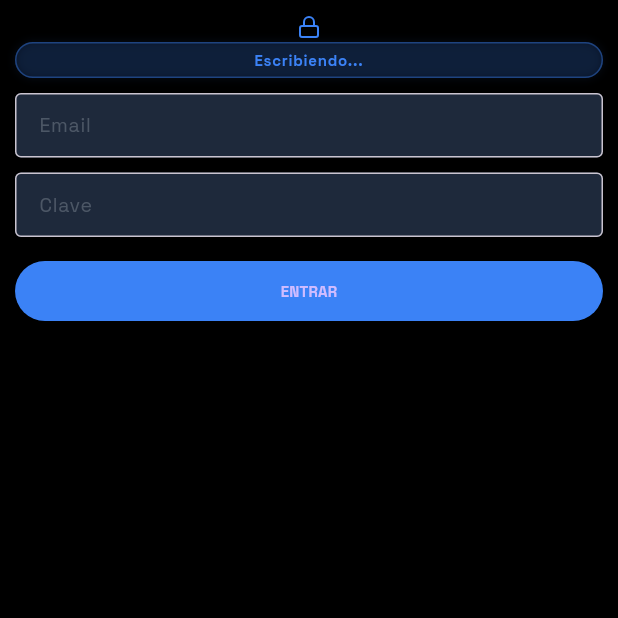
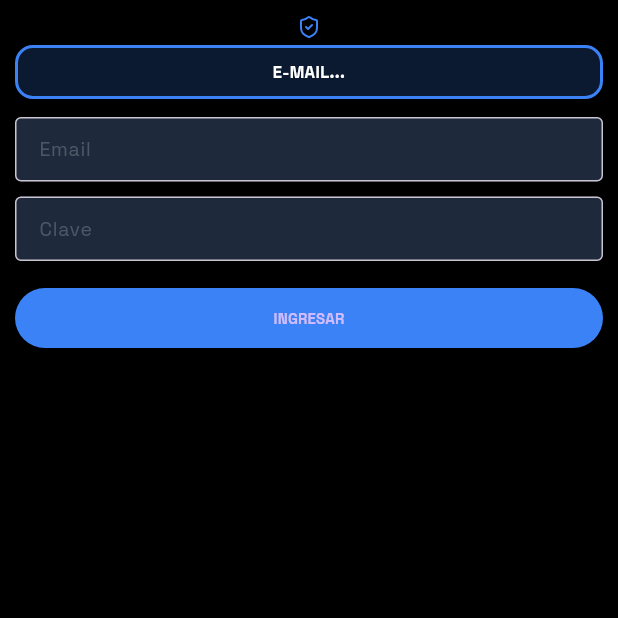
Before and after one commit to S3ndoH/contador_vueltas_app, a Flutter app: the WearLoginScreen screen opened directly, on a phone screen of 412 x 824 dp, the top half of it. Run offline on Flutter 3.47's test engine with Material 3 defaults, Android fonts, the phone set to English and light mode, and no system bars; our stand-ins replace cached_network_image, connectivity_plus, geolocator, google_fonts, image_picker, lucide_icons and 3 more; missing offline and left inert: wear_plus; accounts and stored records are empty; network calls fail.

Commit message:
fix(wear): implement v12 'Key Swapper' strategy (Identity Rotation)
- Uses GlobalKeys to maintain TextField identity/IME connection.
- Uses dynamic ValueKey for Scaffold body to force total tree disposal/recreation on each keystroke.
- Simplified layout to minimize compositor overhead.
- Maintained HapticFeedback.vibrate() for high-priority kernel interrupts.

```diff
--- a/lib/screens/wear/wear_login.dart
+++ b/lib/screens/wear/wear_login.dart
@@ -17,32 +17,33 @@ class _WearLoginScreenState extends State<WearLoginScreen> with SingleTickerProv
   final _passwordController = TextEditingController();
   final _emailFocus = FocusNode();
   final _passwordFocus = FocusNode();
+
+  // GLOBAL KEYS: Para mantener la conexión con el teclado (IME) a pesar de destruir el árbol
+  final _emailKey = GlobalKey(debugLabel: 'email_field');
+  final _passwordKey = GlobalKey(debugLabel: 'password_field');
+
   bool _isLoading = false;
-  late AnimationController _nuclearController;
+  int _charCount = 0;
 
   @override
   void initState() {
     super.initState();
-    // NUCLEAR TICKER: 60fps perpetuos para invalidar cualquier cache de frames del OS
-    _nuclearController = AnimationController(
-      vsync: this,
-      duration: const Duration(seconds: 1),
-    )..repeat();
-
     _emailController.addListener(_onTextChanged);
     _passwordController.addListener(_onTextChanged);
   }
 
   void _onTextChanged() {
     if (mounted) {
-      // VIBRACIÓN NUCLEAR: Despierta el kernel de Android
+      // VIBRACIÓN FUERTE: Despierta el kernel
       HapticFeedback.vibrate();
+      setState(() {
+        _charCount = _emailController.text.length + _passwordController.text.length;
+      });
     }
   }
 
   @override
   void dispose() {
-    _nuclearController.dispose();
     _emailController.dispose();
     _passwordController.dispose();
     _emailFocus.dispose();
@@ -76,60 +77,55 @@ class _WearLoginScreenState extends State<WearLoginScreen> with SingleTickerProv
 
   @override
   Widget build(BuildContext context) {
+    // CAMBIO DE IDENTIDAD TOTAL: La key del body cambia en cada letra
+    // Esto obliga a Flutter a hacer 'dispose' y 'init' de toda la rama
+    final bodyKey = ValueKey('nuclear_v12_$_charCount');
+
     return Scaffold(
       backgroundColor: Colors.black,
       resizeToAvoidBottomInset: false,
-      // RECONSTRUCTOR NUCLEAR: Obliga a Flutter a Re-construir la pantalla en cada frame
-      body: AnimatedBuilder(
-        animation: Listenable.merge([_nuclearController, _emailController, _passwordController]),
-        builder: (context, child) {
-          return Stack(
-            children: [
-              SafeArea(
+      body: Container(
+        key: bodyKey,
+        width: double.infinity,
+        height: double.infinity,
+        color: Colors.black,
+        child: SafeArea(
           child: SingleChildScrollView(
             padding: const EdgeInsets.symmetric(horizontal: 10, vertical: 10),
             child: Column(
               mainAxisSize: MainAxisSize.min,
               children: [
-                      const Icon(LucideIcons.lock, color: AppColors.primary, size: 16),
-                      const SizedBox(height: 2),
+                const Icon(LucideIcons.shieldCheck, color: AppColors.primary, size: 16),
+                const SizedBox(height: 4),
 
-                      // ESPEJO NUCLEAR (Rebuild 60fps)
+                // ESPEJO DINÁMICO (Forzado por la Key del padre)
                 Container(
                   width: double.infinity,
-                        padding: const EdgeInsets.symmetric(vertical: 4, horizontal: 8),
+                  padding: const EdgeInsets.all(8),
                   decoration: BoxDecoration(
-                          color: AppColors.primary.withValues(alpha: 0.15),
+                    color: AppColors.primary.withValues(alpha: 0.2),
                     borderRadius: BorderRadius.circular(12),
-                          border: Border.all(color: AppColors.primary.withValues(alpha: 0.4)),
-                          // Añadimos una sombra sutil que cambia para asegurar que el compositor detecte cambios
-                          boxShadow: [
-                            BoxShadow(
-                              color: AppColors.primary.withValues(alpha: 0.1),
-                              blurRadius: _nuclearController.value * 5,
-                            )
-                          ],
+                    border: Border.all(color: AppColors.primary, width: 2),
                   ),
                   child: Text(
-                          _emailController.text.isEmpty ? 'Escribiendo...' : _emailController.text,
+                    _emailController.text.isEmpty ? 'E-MAIL...' : _emailController.text,
                     style: const TextStyle(
-                            color: AppColors.primary,
-                            fontSize: 10,
+                      color: Colors.white,
+                      fontSize: 11,
                       fontWeight: FontWeight.bold,
-                            letterSpacing: 0.5,
                     ),
                     textAlign: TextAlign.center,
-                          maxLines: 1,
                   ),
                 ),
 
-                      const SizedBox(height: 10),
+                const SizedBox(height: 12),
 
+                // TEXT FIELDS CON GLOBAL KEYS
                 TextField(
+                  key: _emailKey,
                   controller: _emailController,
                   focusNode: _emailFocus,
                   style: const TextStyle(color: Colors.white, fontSize: 13),
-                        cursorWidth: 3,
                   cursorColor: AppColors.primary,
                   keyboardType: TextInputType.emailAddress,
                   autocorrect: false,
@@ -145,11 +141,11 @@ class _WearLoginScreenState extends State<WearLoginScreen> with SingleTickerProv
                 const SizedBox(height: 10),
 
                 TextField(
+                  key: _passwordKey,
                   controller: _passwordController,
                   focusNode: _passwordFocus,
                   obscureText: true,
                   style: const TextStyle(color: Colors.white, fontSize: 13),
-                        cursorWidth: 3,
                   cursorColor: AppColors.primary,
                   autocorrect: false,
                   enableSuggestions: false,
@@ -161,7 +157,7 @@ class _WearLoginScreenState extends State<WearLoginScreen> with SingleTickerProv
                   ),
                 ),
 
-                      const SizedBox(height: 12),
+                const SizedBox(height: 14),
 
                 _isLoading
                     ? const CircularProgressIndicator()
@@ -172,9 +168,9 @@ class _WearLoginScreenState extends State<WearLoginScreen> with SingleTickerProv
                           style: ElevatedButton.styleFrom(
                             backgroundColor: AppColors.primary,
                             padding: const EdgeInsets.symmetric(vertical: 12),
-                                  shape: RoundedRectangleBorder(borderRadius: BorderRadius.circular(20)),
+                            shape: RoundedRectangleBorder(borderRadius: BorderRadius.circular(25)),
                           ),
-                                child: const Text('ENTRAR', style: TextStyle(fontSize: 10, fontWeight: FontWeight.bold)),
+                          child: const Text('INGRESAR', style: TextStyle(fontSize: 10, fontWeight: FontWeight.bold)),
                         ),
                       ),
 
@@ -183,9 +179,6 @@ class _WearLoginScreenState extends State<WearLoginScreen> with SingleTickerProv
             ),
           ),
         ),
-            ],
-          );
-        },
       ),
     );
   }
```
Lines whose indentation alone changed are shown as unchanged.
